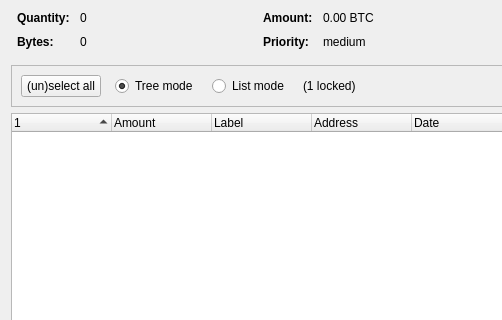
Above: src/qt/forms/coincontroldialog.ui from lycancoin/lycancoin-release before the change; both pictures show x 0 to 502 and y 0 to 320 of the 1000 by 500 pixel window. Below: the same form after it.
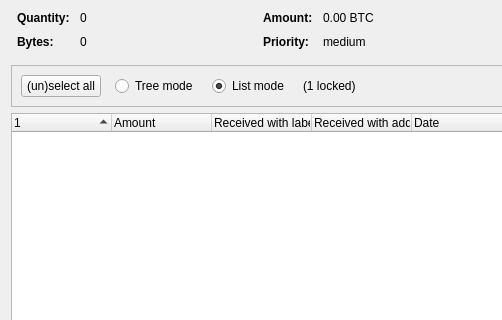
That is the form after the change. Custom widgets are drawn as their Qt base class.

```diff
--- a/src/qt/forms/coincontroldialog.ui
+++ b/src/qt/forms/coincontroldialog.ui
@@ -379,9 +379,6 @@
           <property name="text">
            <string>Tree mode</string>
           </property>
-          <property name="checked">
-           <bool>true</bool>
-          </property>
          </widget>
         </item>
         <item>
@@ -395,6 +392,9 @@
           <property name="text">
            <string>List mode</string>
           </property>
+          <property name="checked">
+           <bool>true</bool>
+          </property>
          </widget>
         </item>
         <item>
@@ -451,12 +451,12 @@
      </column>
      <column>
       <property name="text">
-       <string notr="true">Label</string>
+       <string>Received with label</string>
       </property>
      </column>
      <column>
       <property name="text">
-       <string>Address</string>
+       <string>Received with address</string>
       </property>
      </column>
      <column>
```
Left out of the diff: 2 changed lines with no effect on the pictures.
